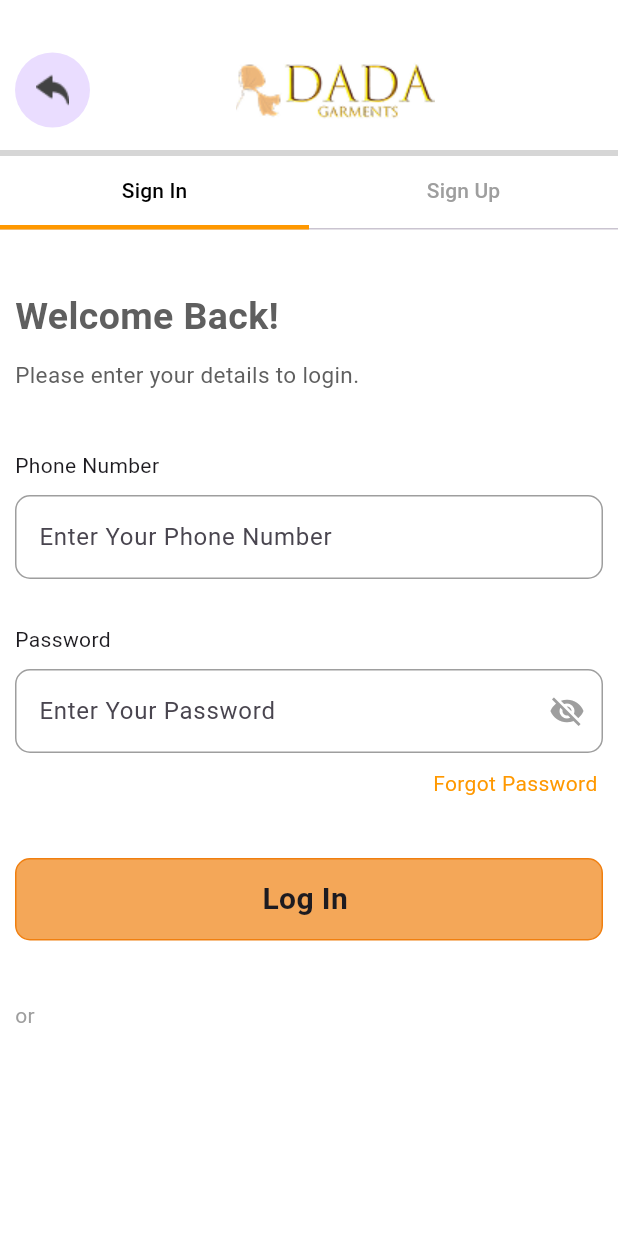
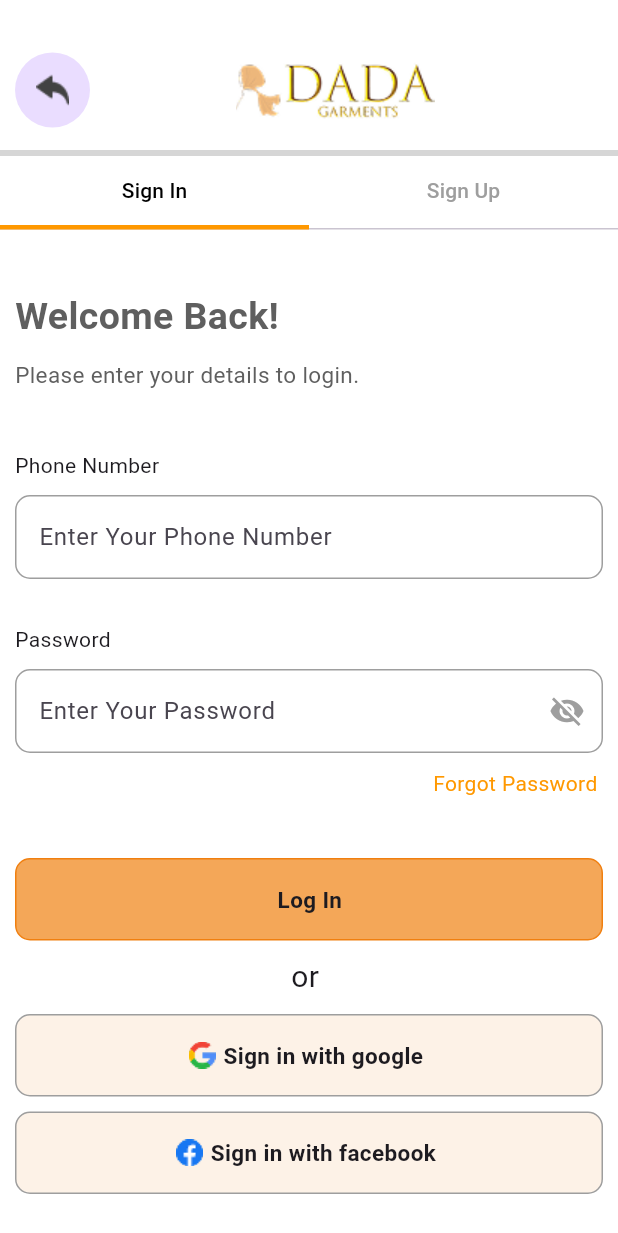
Before and after one commit to nazifanishat09/Dada-Garments, a Flutter app: the screen it shows after launch, on a phone screen of 412 x 824 dp. Shown: the top 1233 px of the screen. Run offline on Flutter 3.47's test engine with Material 3 defaults, Android fonts, the phone set to English and light mode, and no system bars.

Commit message:
sigin page

```diff
--- a/lib/view/auth_ui/auth_ui.dart
+++ b/lib/view/auth_ui/auth_ui.dart
@@ -1,3 +1,4 @@
+import 'package:dada_garments/view/auth_ui/signInPage.dart';
 import 'package:dada_garments/view/widget/custom_text_widget.dart';
 import 'package:dada_garments/view/widget/text_form_field.dart';
 import 'package:flutter/material.dart';
@@ -21,6 +22,13 @@ class _LogInScreenState extends State<LogInScreen> {
   Widget build(BuildContext context) {
     return DefaultTabController(
       length: 2,
+      child: GestureDetector(
+        onTap: () {
+          FocusScopeNode nishat = FocusScope.of(context);
+          if (!nishat.hasPrimaryFocus) {
+            nishat.unfocus();
+          }
+        },
         child: Scaffold(
           appBar: CustomAppBar(),
           backgroundColor: Colors.white,
@@ -37,7 +45,8 @@ class _LogInScreenState extends State<LogInScreen> {
                 unselectedLabelColor: Colors.grey,
                 indicatorColor: Colors.orange, // underline color
                 indicatorWeight: 3, // underline thickness
-              indicatorSize: TabBarIndicatorSize.tab, // text onujayi underline
+                indicatorSize:
+                    TabBarIndicatorSize.tab, // text onujayi underline
                 tabs: [
                   Tab(text: "Sign In"),
                   Tab(text: "Sign Up"),
@@ -48,25 +57,46 @@ class _LogInScreenState extends State<LogInScreen> {
                   children: [
                     Padding(
                       padding: const EdgeInsets.only(left: 10, right: 10),
+                      child: SingleChildScrollView(
+                        keyboardDismissBehavior:
+                            ScrollViewKeyboardDismissBehavior.onDrag,
+
+                        child: SignInPage(phoneC: phoneC, passC: passC),
+                      ),
+                    ),
+                    Padding(
+                      padding: const EdgeInsets.only(left: 10, right: 10),
                       child: Column(
                         crossAxisAlignment: CrossAxisAlignment.start,
-                      spacing: 10,
                         children: [
                           const Padding(
                             padding: EdgeInsets.only(top: 40),
                             child: TextWidget(
-                            title: "Welcome Back!",
+                              title: "Let’s Get Started!",
                               fs: 25,
                               fc: Color(0xff5F5F5F),
                               fw: FontWeight.bold,
                             ),
                           ),
                           TextWidget(
-                          title: "Please enter your details to login.",
+                            title: "Create an account.",
                             fc: Color(0xff5F5F5F),
                             fs: 15,
                           ),
-                        SizedBox(height: 20),
+                          SizedBox(height: 40),
+                          TextWidget(title: "Name"),
+                          TextFormFieldWidget(
+                            phoneC: phoneC,
+                            validator: (v) {
+                              if (v == null || v.isEmpty) {
+                                return "Please Enter Your Name";
+                              } else {
+                                return null;
+                              }
+                            },
+                            title: "Your Phone Number",
+                          ),
+                          SizedBox(height: 25),
                           TextWidget(title: "Phone Number"),
                           TextFormFieldWidget(
                             phoneC: phoneC,
@@ -79,7 +109,7 @@ class _LogInScreenState extends State<LogInScreen> {
                             },
                             title: "Your Phone Number",
                           ),
-                        SizedBox(height: 10),
+                          SizedBox(height: 25),
                           TextWidget(title: "Password"),
                           TextFormFieldWidget(
                             supIcon: InkWell(
@@ -100,26 +130,16 @@ class _LogInScreenState extends State<LogInScreen> {
                             },
                             title: "Your Password",
                           ),
-                        Align(
-                          alignment: Alignment.centerRight,
-                          child: TextWidget(
-                            title: "Forgot Password",
-                            fc: Colors.orange,
-                          ),
-                        ),SizedBox(height: 20,),
-                        ButtonWidget(),
-                        SizedBox(height: 20,),
-                        TextWidget(title: "or",fc: Colors.grey,)
-                      ],
-                    ),
-                  ),
-                  const Center(child: Text("Sign Up Page")),
                         ],
                       ),
                     ),
                   ],
                 ),
               ),
+            ],
+          ),
+        ),
+      ),
     );
   }
 }
--- /dev/null
+++ b/lib/view/auth_ui/signInPage.dart
@@ -0,0 +1,115 @@
+import 'package:flutter/material.dart';
+
+import '../widget/button_widget.dart';
+import '../widget/custom_text_widget.dart';
+import '../widget/text_form_field.dart';
+
+class SignInPage extends StatelessWidget {
+  const SignInPage({
+    super.key,
+    required this.phoneC,
+    required this.passC,
+  });
+
+  final TextEditingController phoneC;
+  final TextEditingController passC;
+
+  @override
+  Widget build(BuildContext context) {
+    return Column(
+      crossAxisAlignment: CrossAxisAlignment.start,
+      spacing: 10,
+      children: [
+        const Padding(
+          padding: EdgeInsets.only(top: 40),
+          child: TextWidget(
+            title: "Welcome Back!",
+            fs: 25,
+            fc: Color(0xff5F5F5F),
+            fw: FontWeight.bold,
+          ),
+        ),
+        TextWidget(
+          title: "Please enter your details to login.",
+          fc: Color(0xff5F5F5F),
+          fs: 15,
+        ),
+        SizedBox(height: 20),
+        TextWidget(title: "Phone Number"),
+        TextFormFieldWidget(
+          phoneC: phoneC,
+          validator: (v) {
+            if (v == null || v.isEmpty) {
+              return "Please Enter Your Phone Number";
+            } else {
+              return null;
+            }
+          },
+          title: "Your Phone Number",
+        ),
+        SizedBox(height: 10),
+        TextWidget(title: "Password"),
+        TextFormFieldWidget(
+          supIcon: InkWell(
+            onTap: () {},
+            child: Icon(
+              Icons.visibility_off,
+              color: Colors.grey,
+            ), //:Icon(Icons.visibility,color: Colors.grey,),
+          ),
+          isActive: true,
+          phoneC: passC,
+          validator: (v) {
+            if (v == null || v.isEmpty) {
+              return "Please Enter Your Password";
+            } else {
+              return null;
+            }
+          },
+          title: "Your Password",
+        ),
+        Align(
+          alignment: Alignment.centerRight,
+
+          child: TextWidget(
+            title: "Forgot Password",
+            fc: Colors.orange,
+          ),
+        ),
+        SizedBox(height: 20),
+        ButtonWidget(bText: 'Log In'),
+        Center(child: TextWidget(title: "or", fs: 20)),
+        ButtonWidget(
+          bText: "Sign in with google",
+          bc: Color(0xffFDF2E7),
+          borderC: Colors.grey,
+          bImage: Image(
+            image: AssetImage(
+              "assets/image/google_blogo.png",
+            ),
+          ),
+        ),
+        ButtonWidget(
+          bText: "Sign in with facebook",
+          bc: Color(0xffFDF2E7),
+          borderC: Colors.grey,
+          bImage: Image(
+            image: AssetImage("assets/image/fb.png"),
+          ),
+        ),
+        SizedBox(height: 20),
+        Row(
+          mainAxisAlignment: MainAxisAlignment.center,
+          children: [
+            TextWidget(title: "Already have an account ?"),
+            TextWidget(
+              title: " Register here",
+              fc: Colors.orange,
+              fw: FontWeight.bold,
+            ),
+          ],
+        ),
+      ],
+    );
+  }
+}
--- a/lib/view/widget/button_widget.dart
+++ b/lib/view/widget/button_widget.dart
@@ -4,8 +4,12 @@ import 'custom_text_widget.dart';
 
 class ButtonWidget extends StatelessWidget {
   const ButtonWidget({
-    super.key,
+    super.key, this.bc, required this.bText, this.bImage, this.borderC,
   });
+  final Color? bc;
+  final Color? borderC;
+  final String bText;
+  final Widget? bImage;
 
   @override
   Widget build(BuildContext context) {
@@ -13,16 +17,22 @@ class ButtonWidget extends StatelessWidget {
       height: 55,
       width: 400,
       decoration: BoxDecoration(
-        color: Color(0xffF4A758),
+        color: bc ?? Color(0xffF4A758),
         borderRadius: BorderRadius.circular(10),
-        border: Border.all(color: Color(0xffF07F0F)),
+        border: Border.all(color:borderC ?? Color(0xffF07F0F)),
       ),
-      child: Center(
-        child: TextWidget(
-          title: "Log In",
-          fs: 20,
-          fw: FontWeight.bold,
-        ),
+      child: Row(
+        mainAxisAlignment: MainAxisAlignment.center,
+        spacing: 5,
+        children: [
+          bImage ??SizedBox(),
+
+          TextWidget(
+            title: "$bText",
+            fs: 15,
+            fw: FontWeight.bold,
+          ),
+        ],
       ),
     );
   }
```
Also changed, not shown: assets/image/fb.png (added), assets/image/google_blogo.png (added). Lines whose indentation alone changed are shown as unchanged.
